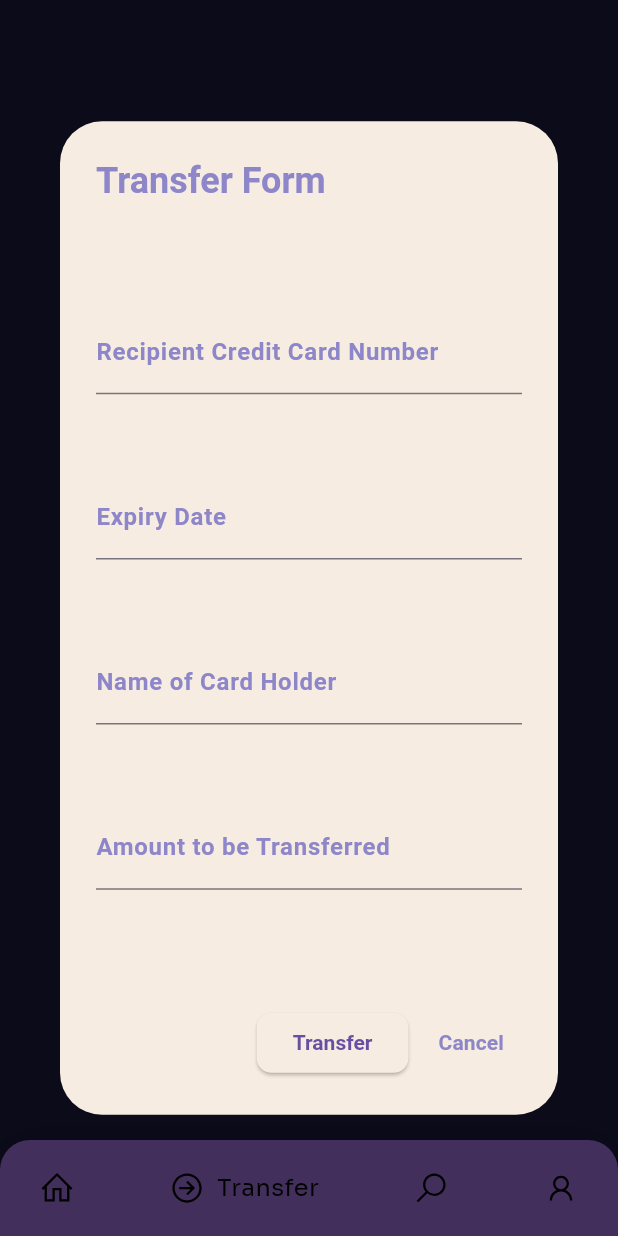
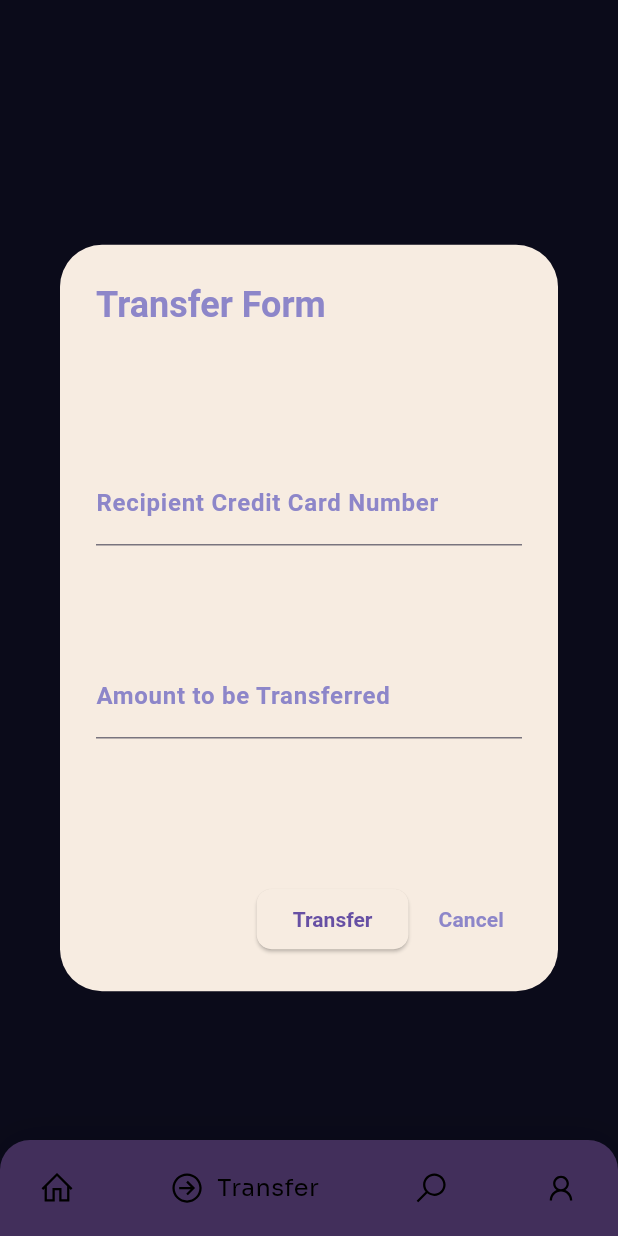
Before and after one commit to MustafaAlhasan404/MapProject, a Flutter app: the TransferOperationScreen screen opened directly, item 2 of the bottom bar chosen, after a tap on "Transfer", on a phone screen of 412 x 824 dp. Run offline on Flutter 3.47's test engine with Material 3 defaults, Android fonts, the light colour scheme and no system bars; drawn by our look-alikes of google_nav_bar; our stand-ins replace google_fonts, line_icons; missing offline and left inert: awesome_card; Roboto replaces fonts that are missing (Google-Sora).

Commit message:
Made Transfare Shorter options

```diff
--- a/lib/transfer_operation_screen.dart
+++ b/lib/transfer_operation_screen.dart
@@ -18,12 +18,6 @@ class _TransferOperationScreenState extends State<TransferOperationScreen> {
 
   // Controller for the recipient credit card number input
   final recipientCardNumberController = TextEditingController();
-
-  // Controller for the expiry date input
-  final expiryDateController = TextEditingController();
-
-  // Controller for the name of the cardholder input
-  final cardHolderNameController = TextEditingController();
 
   // Controller for the amount to be transferred input
   final amountController = TextEditingController();
@@ -95,7 +89,7 @@ class _TransferOperationScreenState extends State<TransferOperationScreen> {
             width: MediaQuery.of(context).size.width *
                 0.8, // Set the width of the dialog content
             height: MediaQuery.of(context).size.height *
-                0.6, // Set the height of the dialog content
+                0.4, // Set the height of the dialog content
             child: Column(
               mainAxisAlignment: MainAxisAlignment.spaceEvenly,
               children: [
@@ -103,30 +97,6 @@ class _TransferOperationScreenState extends State<TransferOperationScreen> {
                   controller: recipientCardNumberController,
                   decoration: InputDecoration(
                     labelText: 'Recipient Credit Card Number',
-                    labelStyle: TextStyle(
-                      fontFamily: 'Google-Sora', // Font style
-                      fontWeight:
-                          FontWeight.bold, // Make the font a little bolder
-                      color: Color(0xFF8D86C9), // Text color
-                    ),
-                  ),
-                ),
-                TextFormField(
-                  controller: expiryDateController,
-                  decoration: InputDecoration(
-                    labelText: 'Expiry Date',
-                    labelStyle: TextStyle(
-                      fontFamily: 'Google-Sora', // Font style
-                      fontWeight:
-                          FontWeight.bold, // Make the font a little bolder
-                      color: Color(0xFF8D86C9), // Text color
-                    ),
-                  ),
-                ),
-                TextFormField(
-                  controller: cardHolderNameController,
-                  decoration: InputDecoration(
-                    labelText: 'Name of Card Holder',
                     labelStyle: TextStyle(
                       fontFamily: 'Google-Sora', // Font style
                       fontWeight:
```
